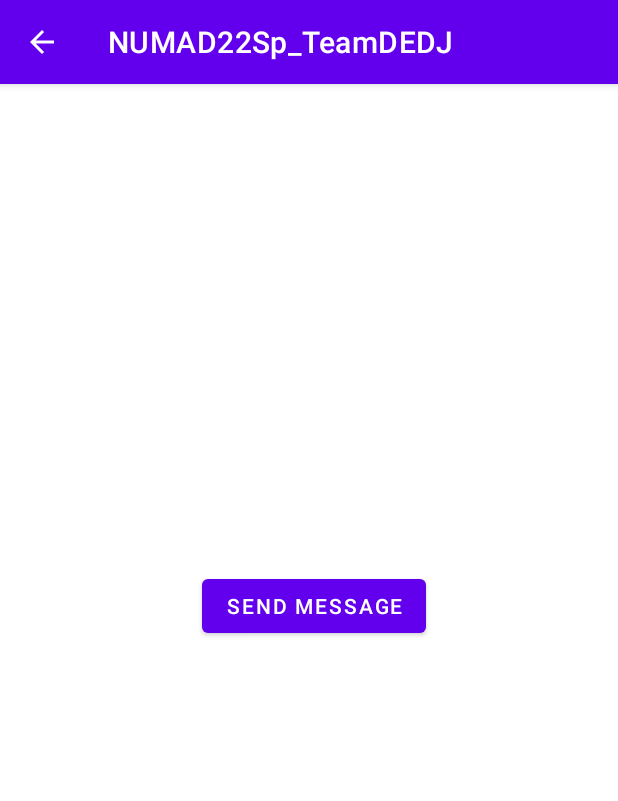
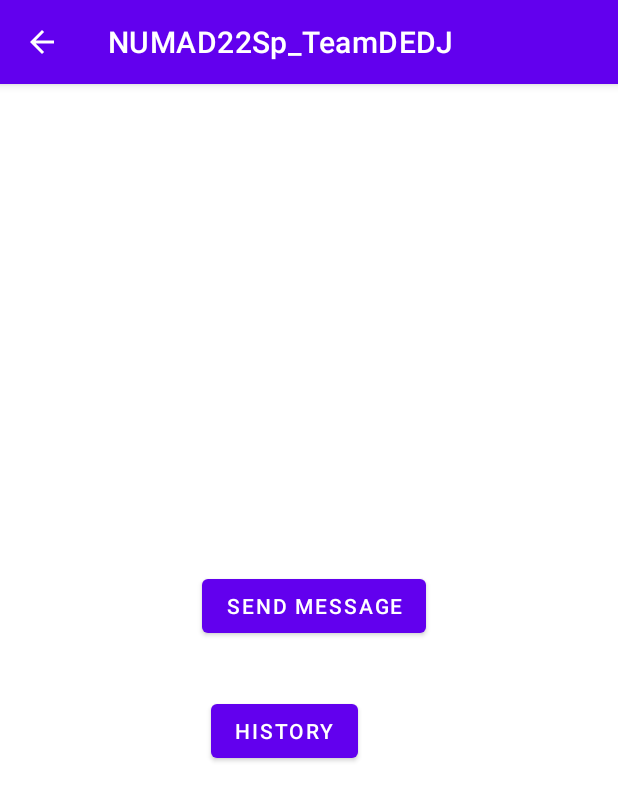
Before and after one commit to eshwaribhide/NUMAD22Sp_TeamDEDJ, an Android app: the StickerMessagingActivity screen opened directly, with no data from a screen before it, on a phone screen of 412 x 824 dp. Shown: the top 801 px of the screen. Run offline under Robolectric (Android 15) with nearby library versions, the phone set to English and light mode, and no system bars; our stand-ins replace Firebase (no records; nobody signed in at launch, a user with empty details on screens opened directly).

Commit message:
Added getting values for history, added comments

```diff
--- a/app/src/main/java/edu/neu/madcourse/numad22sp_teamdedj/MainActivity.java
+++ b/app/src/main/java/edu/neu/madcourse/numad22sp_teamdedj/MainActivity.java
@@ -14,7 +14,6 @@ public class MainActivity extends AppCompatActivity {
         setContentView(R.layout.activity_main);
     }
 
-    // Details are in 'fcm' package
     public void stickerMessagingActivityOnClick(View view) {
         Intent intent = new Intent(this, StickerMessagingActivity.class);
         startActivity(intent);
--- a/app/src/main/res/layout/activity_sticker_messaging.xml
+++ b/app/src/main/res/layout/activity_sticker_messaging.xml
@@ -16,4 +16,15 @@
         android:text="Send Message"
         app:layout_constraintEnd_toEndOf="parent"
         app:layout_constraintTop_toTopOf="parent" />
+
+    <Button
+        android:id="@+id/button4"
+        android:layout_width="wrap_content"
+        android:layout_height="wrap_content"
+        android:layout_marginStart="6dp"
+        android:layout_marginTop="35dp"
+        android:onClick="historyButtonOnClick"
+        android:text="History"
+        app:layout_constraintStart_toStartOf="@+id/button2"
+        app:layout_constraintTop_toBottomOf="@+id/button2" />
 </androidx.constraintlayout.widget.ConstraintLayout>
```
Also changed, not shown: app/src/main/java/edu/neu/madcourse/numad22sp_teamdedj/StickerMessagingActivity.java (+37 -21 lines).
